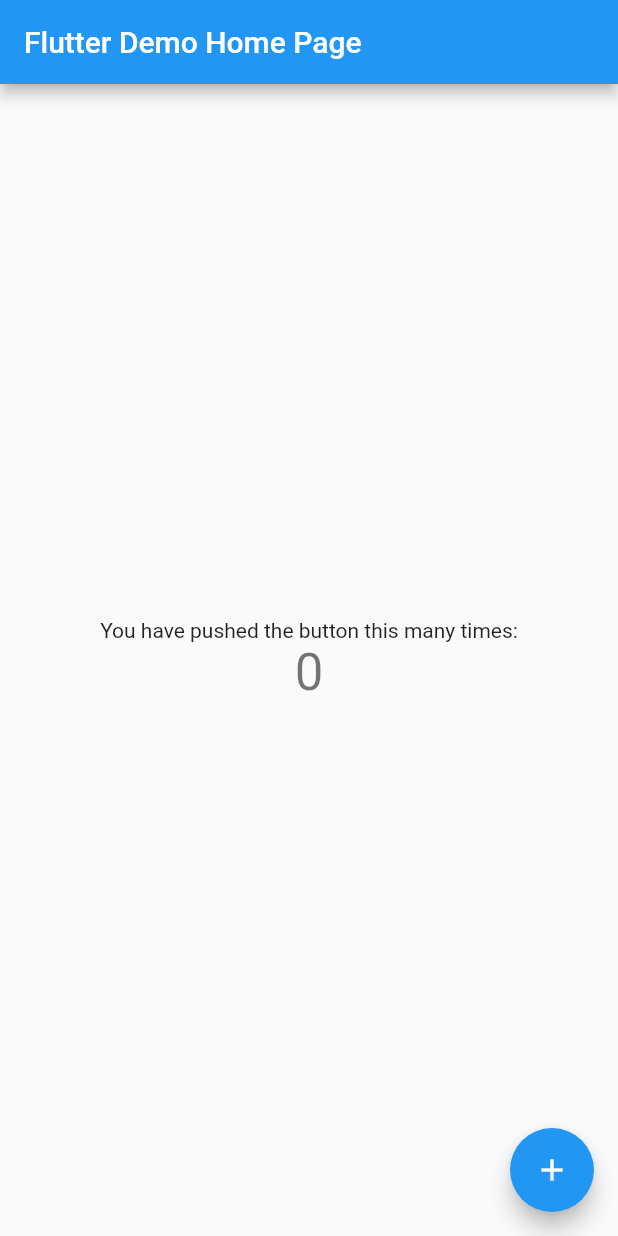
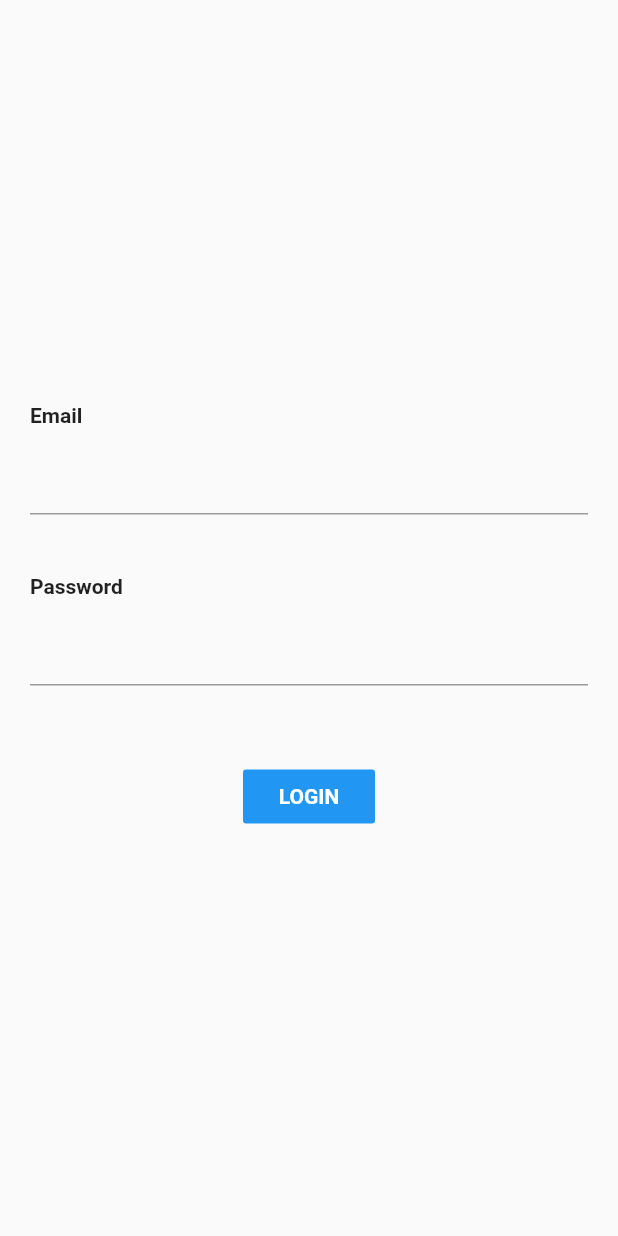
Before and after one commit to rahulr0412/loginpage, a Flutter app: the screen it shows after launch, on a phone screen of 412 x 824 dp. Run offline on Flutter 3.47's test engine with Material 2 defaults, Android fonts, the phone set to English and light mode, and no system bars.

Commit message:
login ui

```diff
--- /dev/null
+++ b/lib/login_page.dart
@@ -0,0 +1,63 @@
+import 'package:flutter/material.dart';
+
+class LoginPage extends StatefulWidget {
+  const LoginPage({Key? key}) : super(key: key);
+
+  @override
+  _LoginPageState createState() => _LoginPageState();
+}
+
+class _LoginPageState extends State<LoginPage> {
+  @override
+  Widget build(BuildContext context) {
+    return Scaffold(
+      body: Padding(
+        padding: const EdgeInsets.all(20.0),
+        child: Column(
+          mainAxisAlignment: MainAxisAlignment.center,
+          crossAxisAlignment: CrossAxisAlignment.start,
+          children: const [
+            Text(
+              "Email",
+              style: TextStyle(
+                fontWeight: FontWeight.bold,
+              ),
+            ),
+            SizedBox(
+              height: 10,
+            ),
+            TextField(),
+            SizedBox(
+              height: 40,
+            ),
+            Text(
+              "Password",
+              style: TextStyle(
+                fontWeight: FontWeight.bold,
+              ),
+            ),
+            SizedBox(
+              height: 10,
+            ),
+            TextField(),
+            SizedBox(
+              height: 50,
+            ),
+            Center(
+                child: MaterialButton(
+              disabledColor: Colors.blue,
+              child: Text(
+                "LOGIN",
+                style: TextStyle(
+                  fontWeight: FontWeight.bold,
+                  color: Colors.white,
+                ),
+              ),
+              onPressed: null,
+            ))
+          ],
+        ),
+      ),
+    );
+  }
+}
--- a/lib/main.dart
+++ b/lib/main.dart
@@ -1,4 +1,5 @@
 import 'package:flutter/material.dart';
+import 'package:loginpage/login_page.dart';
 
 void main() {
   runApp(const MyApp());
@@ -11,105 +12,12 @@ class MyApp extends StatelessWidget {
   @override
   Widget build(BuildContext context) {
     return MaterialApp(
+      debugShowCheckedModeBanner: false,
       title: 'Flutter Demo',
       theme: ThemeData(
-        // This is the theme of your application.
-        //
-        // Try running your application with "flutter run". You'll see the
-        // application has a blue toolbar. Then, without quitting the app, try
-        // changing the primarySwatch below to Colors.green and then invoke
-        // "hot reload" (press "r" in the console where you ran "flutter run",
-        // or simply save your changes to "hot reload" in a Flutter IDE).
-        // Notice that the counter didn't reset back to zero; the application
-        // is not restarted.
         primarySwatch: Colors.blue,
       ),
-      home: const MyHomePage(title: 'Flutter Demo Home Page'),
+      home: const LoginPage(),
     );
   }
 }
-
-class MyHomePage extends StatefulWidget {
-  const MyHomePage({Key? key, required this.title}) : super(key: key);
-
-  // This widget is the home page of your application. It is stateful, meaning
-  // that it has a State object (defined below) that contains fields that affect
-  // how it looks.
-
-  // This class is the configuration for the state. It holds the values (in this
-  // case the title) provided by the parent (in this case the App widget) and
-  // used by the build method of the State. Fields in a Widget subclass are
-  // always marked "final".
-
-  final String title;
-
-  @override
-  State<MyHomePage> createState() => _MyHomePageState();
-}
-
-class _MyHomePageState extends State<MyHomePage> {
-  int _counter = 0;
-
-  void _incrementCounter() {
-    setState(() {
-      // This call to setState tells the Flutter framework that something has
-      // changed in this State, which causes it to rerun the build method below
-      // so that the display can reflect the updated values. If we changed
-      // _counter without calling setState(), then the build method would not be
-      // called again, and so nothing would appear to happen.
-      _counter++;
-    });
-  }
-
-  @override
-  Widget build(BuildContext context) {
-    // This method is rerun every time setState is called, for instance as done
-    // by the _incrementCounter method above.
-    //
-    // The Flutter framework has been optimized to make rerunning build methods
-    // fast, so that you can just rebuild anything that needs updating rather
-    // than having to individually change instances of widgets.
-    return Scaffold(
-      appBar: AppBar(
-        // Here we take the value from the MyHomePage object that was created by
-        // the App.build method, and use it to set our appbar title.
-        title: Text(widget.title),
-      ),
-      body: Center(
-        // Center is a layout widget. It takes a single child and positions it
-        // in the middle of the parent.
-        child: Column(
-          // Column is also a layout widget. It takes a list of children and
-          // arranges them vertically. By default, it sizes itself to fit its
-          // children horizontally, and tries to be as tall as its parent.
-          //
-          // Invoke "debug painting" (press "p" in the console, choose the
-          // "Toggle Debug Paint" action from the Flutter Inspector in Android
-          // Studio, or the "Toggle Debug Paint" command in Visual Studio Code)
-          // to see the wireframe for each widget.
-          //
-          // Column has various properties to control how it sizes itself and
-          // how it positions its children. Here we use mainAxisAlignment to
-          // center the children vertically; the main axis here is the vertical
-          // axis because Columns are vertical (the cross axis would be
-          // horizontal).
-          mainAxisAlignment: MainAxisAlignment.center,
-          children: <Widget>[
-            const Text(
-              'You have pushed the button this many times:',
-            ),
-            Text(
-              '$_counter',
-              style: Theme.of(context).textTheme.headline4,
-            ),
-          ],
-        ),
-      ),
-      floatingActionButton: FloatingActionButton(
-        onPressed: _incrementCounter,
-        tooltip: 'Increment',
-        child: const Icon(Icons.add),
-      ), // This trailing comma makes auto-formatting nicer for build methods.
-    );
-  }
-}
```
